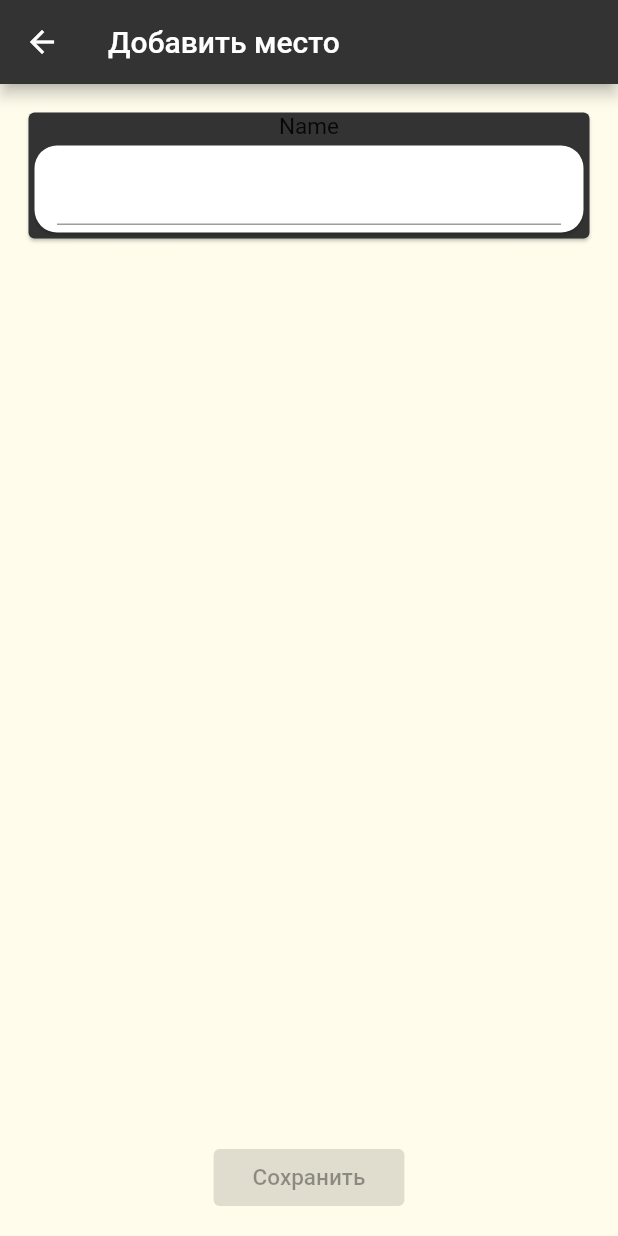
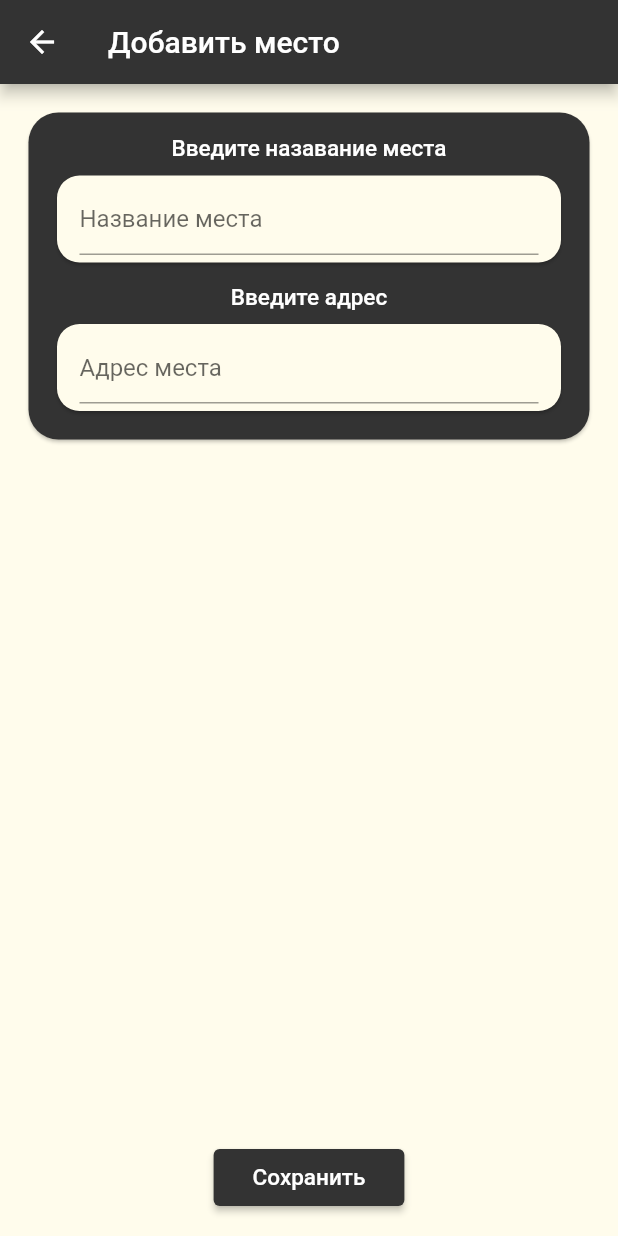
Before and after one commit to leonis13579/Takso-Flutter-Client, a Flutter app: the FavouriteAddressView screen opened by its route, after a tap on the "add" icon, on a phone screen of 412 x 824 dp. Run offline on Flutter 3.47's test engine with Material 2 defaults, Android fonts, the phone set to English and light mode, and no system bars; our stand-ins replace dio.

Commit message:
Creating local favourite places

```diff
--- a/lib/Models/Client.dart
+++ b/lib/Models/Client.dart
@@ -30,7 +30,7 @@ class Client {
 
     client.homeAddress.value = json["homeAddress"];
     client.workAddress.value = json["workAddress"];
-    client.favouriteAddresses.value = json["favouriteAddresses"];
+    client.favouriteAddresses.value = json["favouriteAddresses"] ?? {};
 
     _instance = client;
   }
@@ -54,6 +54,9 @@ class Client {
     lastName.observeMethods.add(method);
     phone.observeMethods.add(method);
     email.observeMethods.add(method);
+    homeAddress.observeMethods.add(method);
+    workAddress.observeMethods.add(method);
+    favouriteAddresses.observeMethods.add(method);
   }
 
   void deleteObservableMethod(Function method) {
@@ -69,5 +72,14 @@ class Client {
     if (email.observeMethods.contains(method)) {
       email.observeMethods.remove(method);
     }
+    if (homeAddress.observeMethods.contains(method)) {
+      homeAddress.observeMethods.remove(method);
+    }
+    if (workAddress.observeMethods.contains(method)) {
+      workAddress.observeMethods.remove(method);
+    }
+    if (favouriteAddresses.observeMethods.contains(method)) {
+      favouriteAddresses.observeMethods.remove(method);
+    }
   }
 }
--- a/lib/Netwotk/NetworkBase.dart
+++ b/lib/Netwotk/NetworkBase.dart
@@ -1,3 +1,3 @@
 class NetworkBase {
-  static final String baseUrl = "http://192.168.1.82:8080/";
+  static final String baseUrl = "http://192.168.1.42:8080/";
 }
--- /dev/null
+++ b/lib/Netwotk/PlaceNetwork.dart
@@ -0,0 +1,3 @@
+import 'package:takso_flutter_client/Netwotk/NetworkBase.dart';
+
+class PlaceNetwork extends NetworkBase {}
--- a/lib/Views/Elements/FavouritePoint.dart
+++ b/lib/Views/Elements/FavouritePoint.dart
@@ -26,6 +26,9 @@ class FavouritePoint extends StatelessWidget {
     }
 
     return Card(
+      shape: RoundedRectangleBorder(
+        borderRadius: BorderRadius.circular(20),
+      ),
       margin: EdgeInsets.only(top: 15, left: 15, right: 15),
       color: Theme.of(context).primaryColor,
       child: Padding(
--- a/lib/Views/favourite_address_info_view.dart
+++ b/lib/Views/favourite_address_info_view.dart
@@ -1,4 +1,6 @@
 import 'package:flutter/material.dart';
+import 'package:takso_flutter_client/Models/Client.dart';
+import 'package:takso_flutter_client/Models/Point.dart';
 import 'package:takso_flutter_client/Views/Interfaces/button.dart';
 import 'package:takso_flutter_client/Views/Interfaces/editText.dart';
 import 'package:takso_flutter_client/Views/Interfaces/text.dart';
@@ -10,6 +12,9 @@ class FavouriteAddressInfoView extends StatelessWidget {
 
   @override
   Widget build(BuildContext context) {
+    String name = "";
+    Point point = Point(address: "");
+
     return Scaffold(
       backgroundColor: Theme.of(context).backgroundColor,
       appBar: AppBar(
@@ -24,18 +29,63 @@ class FavouriteAddressInfoView extends StatelessWidget {
           children: [
             Card(
               color: Theme.of(context).primaryColor,
-              child: Column(
-                children: [
-                  CustomText("Name"),
-                  EditText(
-                    onSubmited: (value) {},
-                  ),
-                ],
+              shape: RoundedRectangleBorder(
+                borderRadius: BorderRadius.circular(20),
+              ),
+              child: Padding(
+                padding: const EdgeInsets.all(15),
+                child: Column(
+                  children: [
+                    CustomText(
+                      "Введите назавание места",
+                      color: Colors.white,
+                      textSize: 15,
+                      fontWeight: FontWeight.w500,
+                      outMargin: EdgeInsets.only(
+                        bottom: 5,
+                      ),
+                    ),
+                    EditText(
+                      backgroundColor: Theme.of(context).backgroundColor,
+                      hintText: "Название места",
+                      onSubmited: (value) {
+                        name = value;
+                      },
+                    ),
+                    SizedBox(
+                      height: 10,
+                    ),
+                    CustomText(
+                      "Введите адрес",
+                      color: Colors.white,
+                      textSize: 15,
+                      fontWeight: FontWeight.w500,
+                      outMargin: EdgeInsets.only(
+                        bottom: 5,
+                      ),
+                    ),
+                    EditText(
+                      backgroundColor: Theme.of(context).backgroundColor,
+                      hintText: "Адрес места",
+                      onSubmited: (value) {
+                        point.address = value;
+                      },
+                    ),
+                  ],
+                ),
               ),
             ),
             Button(
               content: "Сохранить",
-              onPressed: null,
+              onPressed: () {
+                if (name != "" && point.address != ""
+                    // && point.pointLatitude != null && point.pointLongitude != null
+                    ) {
+                  Client().favouriteAddresses.value![name] = point;
+                  Client().favouriteAddresses.updated();
+                  Navigator.pop(context);
+                }
+              },
             )
           ],
         ),
--- a/lib/Views/favourite_address_view.dart
+++ b/lib/Views/favourite_address_view.dart
@@ -11,6 +11,22 @@ class FavouriteAddressView extends StatefulWidget {
 }
 
 class _FavouriteAddressViewState extends State<FavouriteAddressView> {
+  void updateData() {
+    setState(() {});
+  }
+
+  @override
+  void initState() {
+    super.initState();
+    Client().addObservableMethod(updateData);
+  }
+
+  @override
+  void dispose() {
+    super.dispose();
+    Client().deleteObservableMethod(updateData);
+  }
+
   @override
   Widget build(BuildContext context) {
     Map<String, Point?> points = {
```
Also changed, not shown: lib/Core/ObservableField.dart (+7 -3 lines).
